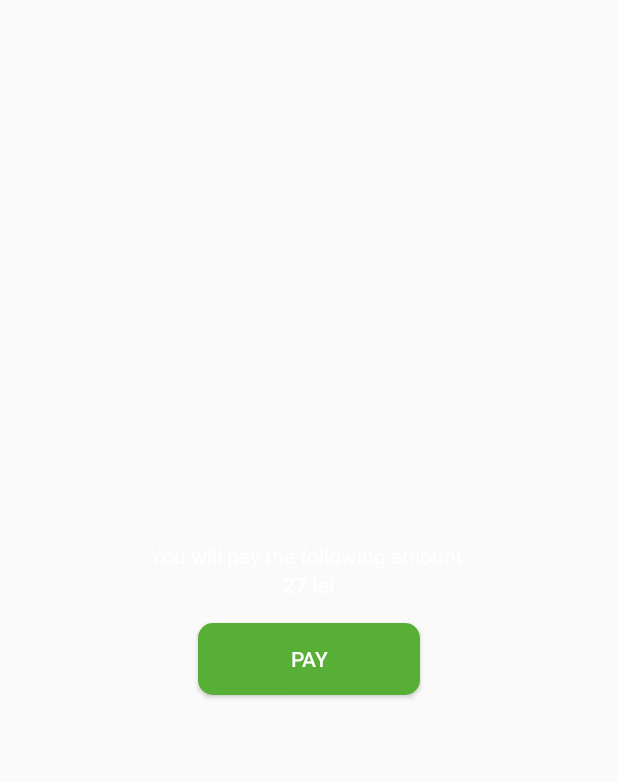
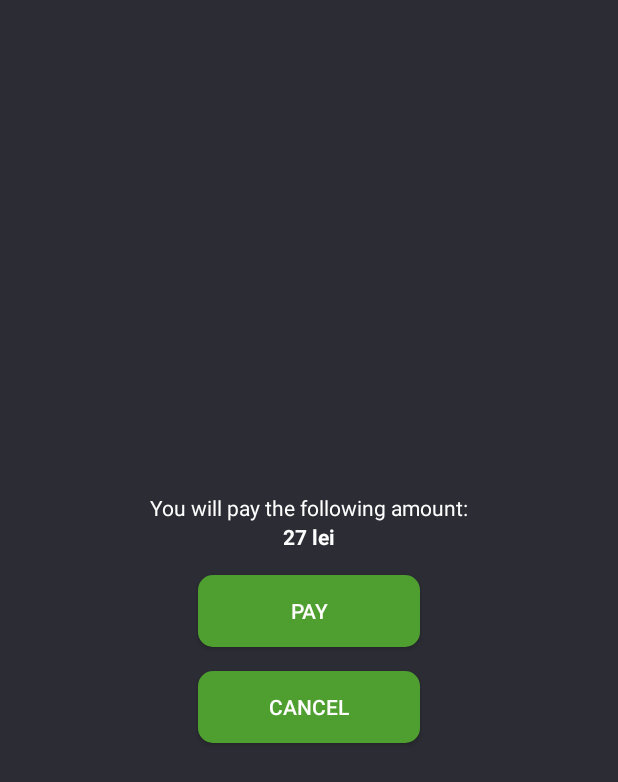
Before and after one commit to laur4444/RapidFill, an Android app: the layout pay_layout.xml on its own in the app's theme, with its tools: preview values and no code run, on a phone screen of 412 x 824 dp. Shown: the top 782 px of the screen. Run offline under Robolectric (Android 15) with nearby library versions, the phone set to English and light mode, and no system bars; network calls fail.

```diff
--- a/app/src/main/res/layout/activity_scanner.xml
+++ b/app/src/main/res/layout/activity_scanner.xml
@@ -10,7 +10,7 @@
     <SurfaceView
         android:id="@+id/cameraSurfaceView"
         android:layout_width="fill_parent"
-        android:layout_height="819dp"
+        android:layout_height="fill_parent"
         app:layout_constraintBottom_toBottomOf="parent"
         app:layout_constraintEnd_toEndOf="parent"
         app:layout_constraintHorizontal_bias="0.0"
--- a/app/src/main/res/layout/pay_layout.xml
+++ b/app/src/main/res/layout/pay_layout.xml
@@ -4,6 +4,7 @@
     android:layout_width="match_parent"
     android:layout_height="match_parent"
     android:padding="5dp"
+    android:background="@color/bgColor"
     android:gravity="center">
 
     <TextView
@@ -33,5 +34,15 @@
         android:textAlignment="center"
         android:textColor="@color/colorText" />
 
+    <Button
+        android:id="@+id/btnCancelPay"
+        android:layout_width="148dp"
+        android:layout_height="wrap_content"
+        android:layout_marginTop="16dp"
+        android:background="@drawable/rounded_button"
+        android:text="Cancel"
+        android:textAlignment="center"
+        android:textColor="@color/colorText" />
+
 
 </LinearLayout>
--- a/app/src/main/res/values/colors.xml
+++ b/app/src/main/res/values/colors.xml
@@ -1,11 +1,11 @@
 <?xml version="1.0" encoding="utf-8"?>
 <resources>
-    <color name="colorPrimary">#57af37</color>
-    <color name="colorPrimaryDark">#57af36</color>
-    <color name="colorAccent">#87b4fe</color>
+    <color name="colorPrimary">#4e9e30</color>
+    <color name="colorPrimaryDark">#4e9e30</color>
+    <color name="colorAccent">#4e9e30</color>
     <color name="colorBlack">#000000</color>
     <color name="colorWhite">#87b4fe</color>
-    <color name="colorButon">#57af36</color>
+    <color name="colorButon">#4e9e30</color>
     <color name="colorText">#ffffff</color>
     <color name="bgColor">#2c2c34</color>
 </resources>
```
Also changed, not shown: app/src/main/java/net/ddns/rapidfill/rapidfill/ScannerActivity.java (+9 -0 lines).
